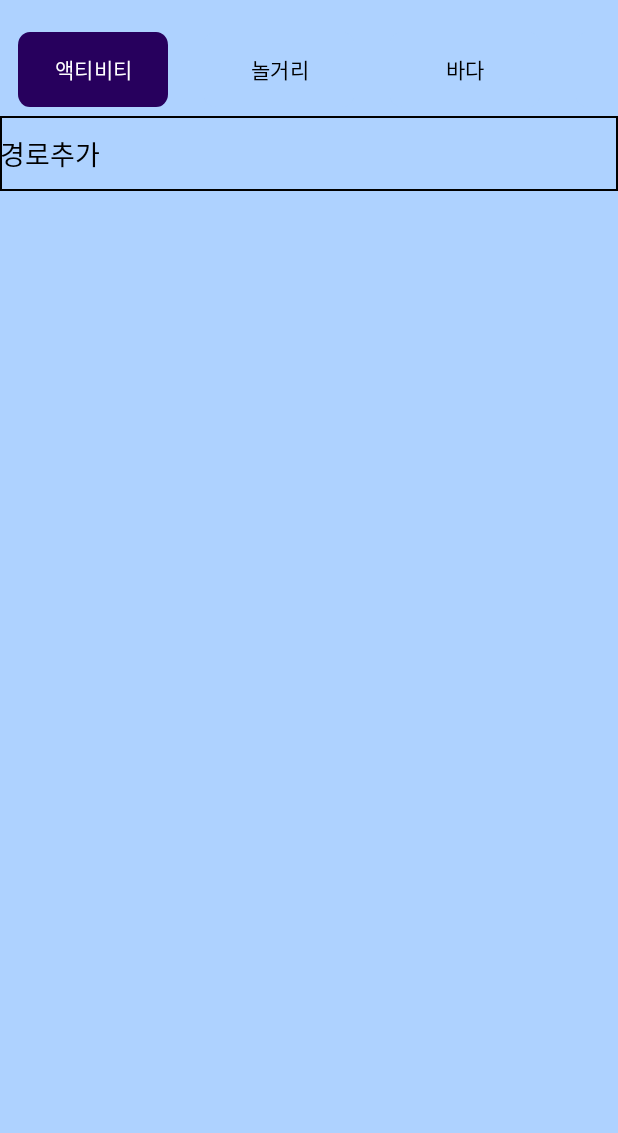
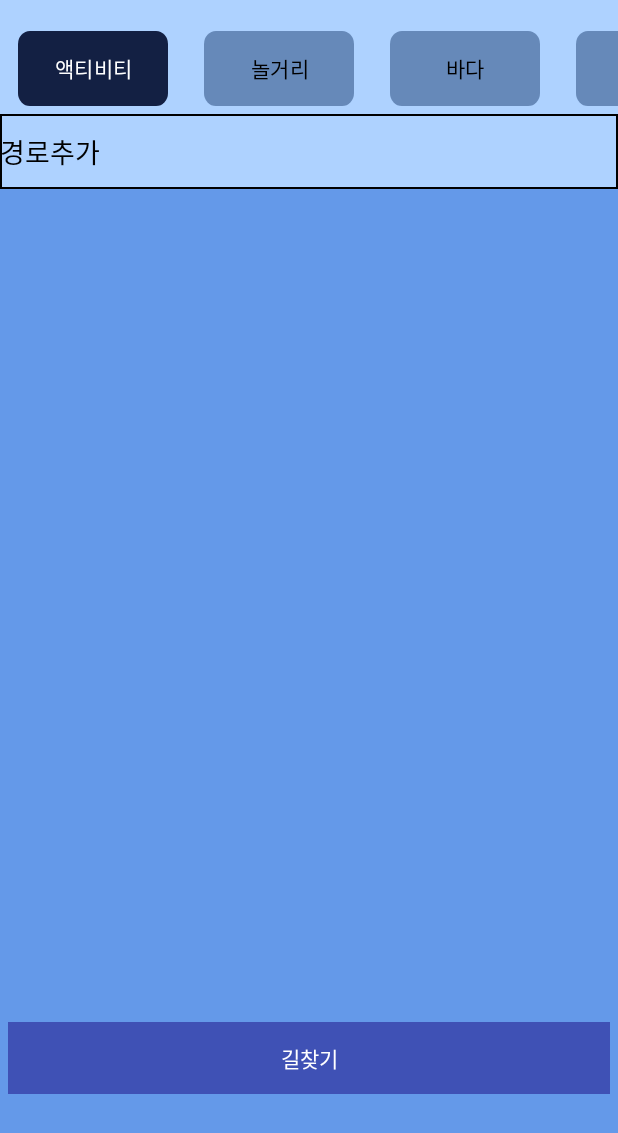
Before and after one commit to lemonmungchi/Test_g, an Android app: the Route_choose screen opened directly, with no data from a screen before it, on a phone screen of 412 x 824 dp. Shown: the top 1133 px of the screen. Run offline under Robolectric (Android 15) with nearby library versions, the phone set to English and light mode, and no system bars.

Commit message:
2번째 화면추가
2번째 화면추가

```diff
--- a/app/src/main/java/com/example/k_contest/HomeActivity.java
+++ b/app/src/main/java/com/example/k_contest/HomeActivity.java
@@ -163,7 +163,7 @@ public class HomeActivity extends AppCompatActivity {
             MapPoint.setOnClickListener(new View.OnClickListener() {
                 @Override
                 public void onClick(View view) {
-                    Intent intent = new Intent(getApplicationContext(), Map_Basic.class);
+                    Intent intent = new Intent(getApplicationContext(), Route_choose.class);
                     intent.putExtra("Start", StartPoint.getText().toString());
                     intent.putExtra("End", EndPoint.getText().toString());
                     intent.putExtra("State",cur_state);
--- a/app/src/main/java/com/example/k_contest/Route_choose.java
+++ b/app/src/main/java/com/example/k_contest/Route_choose.java
@@ -2,13 +2,123 @@ package com.example.k_contest;
 
 import androidx.appcompat.app.AppCompatActivity;
 
+import android.content.Intent;
 import android.os.Bundle;
+import android.view.View;
+import android.widget.Button;
+
+import java.util.Arrays;
+import java.util.Collections;
 
 public class Route_choose extends AppCompatActivity {
+    // 가중치 곱 함수
+    public void multiplyMatix(int[][] newGN, double[][] map) {
+        for(int i = 0; i < 18; i++){
+            for(int j = 0; j < 18; j++) {
+                newGN[i][j] =(int) (newGN[i][j] * map[i][j]);
+            }
+        }
+    }
 
+    int[][] matrixGN = new int[][]{
+            {0,27,Integer.MAX_VALUE,Integer.MAX_VALUE,27,51,Integer.MAX_VALUE,Integer.MAX_VALUE,Integer.MAX_VALUE,
+                    Integer.MAX_VALUE,35,63,Integer.MAX_VALUE,Integer.MAX_VALUE,Integer.MAX_VALUE,31,Integer.MAX_VALUE,Integer.MAX_VALUE},      //창원
+            {27,0,Integer.MAX_VALUE,61,Integer.MAX_VALUE,Integer.MAX_VALUE,Integer.MAX_VALUE,Integer.MAX_VALUE,59,
+                    Integer.MAX_VALUE,Integer.MAX_VALUE,64,Integer.MAX_VALUE,58,50,41,Integer.MAX_VALUE,Integer.MAX_VALUE},      //진주
+            {Integer.MAX_VALUE,Integer.MAX_VALUE,0,Integer.MAX_VALUE,Integer.MAX_VALUE,Integer.MAX_VALUE,100,Integer.MAX_VALUE,Integer.MAX_VALUE,
+                    Integer.MAX_VALUE,Integer.MAX_VALUE,79,Integer.MAX_VALUE,Integer.MAX_VALUE,Integer.MAX_VALUE,Integer.MAX_VALUE,Integer.MAX_VALUE,Integer.MAX_VALUE},   //통영
+            {Integer.MAX_VALUE,61,Integer.MAX_VALUE,0,Integer.MAX_VALUE,Integer.MAX_VALUE,Integer.MAX_VALUE,Integer.MAX_VALUE,Integer.MAX_VALUE,
+                    Integer.MAX_VALUE,Integer.MAX_VALUE,63,22,81,Integer.MAX_VALUE,Integer.MAX_VALUE,Integer.MAX_VALUE,Integer.MAX_VALUE},      //사천
+            {27,Integer.MAX_VALUE,Integer.MAX_VALUE,Integer.MAX_VALUE,0,31,Integer.MAX_VALUE,18,Integer.MAX_VALUE,
+                    Integer.MAX_VALUE,Integer.MAX_VALUE,Integer.MAX_VALUE,Integer.MAX_VALUE,Integer.MAX_VALUE,Integer.MAX_VALUE,Integer.MAX_VALUE,Integer.MAX_VALUE,Integer.MAX_VALUE},      //김해
+            {51,Integer.MAX_VALUE,Integer.MAX_VALUE,Integer.MAX_VALUE,31,0,Integer.MAX_VALUE,38,Integer.MAX_VALUE,
+                    Integer.MAX_VALUE,46,Integer.MAX_VALUE,Integer.MAX_VALUE,Integer.MAX_VALUE,Integer.MAX_VALUE,Integer.MAX_VALUE,Integer.MAX_VALUE,Integer.MAX_VALUE},      //밀양
+            {Integer.MAX_VALUE,Integer.MAX_VALUE,100,Integer.MAX_VALUE,Integer.MAX_VALUE,Integer.MAX_VALUE,0,Integer.MAX_VALUE,Integer.MAX_VALUE,
+                    Integer.MAX_VALUE,Integer.MAX_VALUE,Integer.MAX_VALUE,Integer.MAX_VALUE,Integer.MAX_VALUE,Integer.MAX_VALUE,Integer.MAX_VALUE,Integer.MAX_VALUE,Integer.MAX_VALUE},      //거제
+            {Integer.MAX_VALUE,Integer.MAX_VALUE,Integer.MAX_VALUE,Integer.MAX_VALUE,18,38,Integer.MAX_VALUE,0,Integer.MAX_VALUE,
+                    Integer.MAX_VALUE,Integer.MAX_VALUE,Integer.MAX_VALUE,Integer.MAX_VALUE,Integer.MAX_VALUE,Integer.MAX_VALUE,Integer.MAX_VALUE,Integer.MAX_VALUE,Integer.MAX_VALUE},   //양산
+            {Integer.MAX_VALUE,59,Integer.MAX_VALUE,Integer.MAX_VALUE,Integer.MAX_VALUE,Integer.MAX_VALUE,Integer.MAX_VALUE,Integer.MAX_VALUE,0,
+                    Integer.MAX_VALUE,50,Integer.MAX_VALUE,Integer.MAX_VALUE,Integer.MAX_VALUE,66,30,Integer.MAX_VALUE,28},      //의령
+            {Integer.MAX_VALUE,Integer.MAX_VALUE,Integer.MAX_VALUE,Integer.MAX_VALUE,Integer.MAX_VALUE,Integer.MAX_VALUE,Integer.MAX_VALUE,Integer.MAX_VALUE,Integer.MAX_VALUE,
+                    0,Integer.MAX_VALUE,Integer.MAX_VALUE,Integer.MAX_VALUE,56,85,Integer.MAX_VALUE,29,Integer.MAX_VALUE},      //함양
+            {35,Integer.MAX_VALUE,Integer.MAX_VALUE,Integer.MAX_VALUE,Integer.MAX_VALUE,46,Integer.MAX_VALUE,Integer.MAX_VALUE,50,
+                    Integer.MAX_VALUE,0,Integer.MAX_VALUE,Integer.MAX_VALUE,Integer.MAX_VALUE,Integer.MAX_VALUE,47,Integer.MAX_VALUE,30},      //창녕
+            {63,64,79,63,Integer.MAX_VALUE,Integer.MAX_VALUE,Integer.MAX_VALUE,Integer.MAX_VALUE,Integer.MAX_VALUE,
+                    Integer.MAX_VALUE,Integer.MAX_VALUE,0,Integer.MAX_VALUE,Integer.MAX_VALUE,Integer.MAX_VALUE,Integer.MAX_VALUE,Integer.MAX_VALUE,Integer.MAX_VALUE},      //고성
+            {Integer.MAX_VALUE,Integer.MAX_VALUE,Integer.MAX_VALUE,22,Integer.MAX_VALUE,Integer.MAX_VALUE,Integer.MAX_VALUE,Integer.MAX_VALUE,Integer.MAX_VALUE,
+                    Integer.MAX_VALUE,Integer.MAX_VALUE,Integer.MAX_VALUE,0,70,Integer.MAX_VALUE,Integer.MAX_VALUE,Integer.MAX_VALUE,Integer.MAX_VALUE},   //남해
+            {Integer.MAX_VALUE,58,Integer.MAX_VALUE,81,Integer.MAX_VALUE,Integer.MAX_VALUE,Integer.MAX_VALUE,Integer.MAX_VALUE,Integer.MAX_VALUE,
+                    56,Integer.MAX_VALUE,Integer.MAX_VALUE,70,0,69,Integer.MAX_VALUE,Integer.MAX_VALUE,Integer.MAX_VALUE},      //하동
+            {Integer.MAX_VALUE,50,Integer.MAX_VALUE,Integer.MAX_VALUE,Integer.MAX_VALUE,Integer.MAX_VALUE,Integer.MAX_VALUE,Integer.MAX_VALUE,66,
+                    85,Integer.MAX_VALUE,Integer.MAX_VALUE,Integer.MAX_VALUE,69,0,Integer.MAX_VALUE,30,31},      //산청
+            {31,41,Integer.MAX_VALUE,Integer.MAX_VALUE,Integer.MAX_VALUE,Integer.MAX_VALUE,Integer.MAX_VALUE,Integer.MAX_VALUE,30,
+                    Integer.MAX_VALUE,47,Integer.MAX_VALUE,Integer.MAX_VALUE,Integer.MAX_VALUE,Integer.MAX_VALUE,0,Integer.MAX_VALUE,Integer.MAX_VALUE},      //함안
+            {Integer.MAX_VALUE,Integer.MAX_VALUE,Integer.MAX_VALUE,Integer.MAX_VALUE,Integer.MAX_VALUE,Integer.MAX_VALUE,Integer.MAX_VALUE,Integer.MAX_VALUE,Integer.MAX_VALUE,
+                    29,Integer.MAX_VALUE,Integer.MAX_VALUE,Integer.MAX_VALUE,Integer.MAX_VALUE,30,Integer.MAX_VALUE,0,27},  //거창
+            {Integer.MAX_VALUE,Integer.MAX_VALUE,Integer.MAX_VALUE,Integer.MAX_VALUE,Integer.MAX_VALUE,Integer.MAX_VALUE,Integer.MAX_VALUE,Integer.MAX_VALUE,28,
+                    Integer.MAX_VALUE,30,Integer.MAX_VALUE,Integer.MAX_VALUE,Integer.MAX_VALUE,31,Integer.MAX_VALUE,27,0}      //합천
+    };
+
+    private String[] vertex = {"창원", "진주", "통영", "사천", "김해","밀양", "거제", "양산", "의령",
+            "함양", "창녕", "고성", "남해", "하동", "산청", "함안", "거창", "합천"};
+
+    private double[][] region_position = {
+            {35.2279, 128.6817},        //창원
+            {35.1805, 128.1087},        //진주
+            {34.8542, 128.4330},        //통영
+            {35.0033, 128.0640},        //사천
+            {35.2284, 128.8893},        //김해
+            {35.2284, 128.8893},        //밀양
+            {34.8805, 128.6210},        //거제
+            {35.3469, 129.0374},        //양산
+            {35.3221, 128.2616},        //의령
+            {35.5204, 127.7251},        //함양
+            {35.5445, 128.4922},        //창녕
+            {34.9730, 128.3223},        //고성
+            {34.8375, 127.8926},        //남해
+            {35.0671, 127.7513},        //하동
+            {35.4154, 127.8734},        //산청
+            {35.2723, 128.4065},        //함안
+            {35.6865, 127.9095},        //거창
+            {35.5665, 128.1658}         //합천
+    };
+
+    public int stringToInt(String s) {              // String to Int
+        int x = 0;
+        for (int i = 0; i < vertex.length; i++) {
+            if (vertex[i].equals(s)) x = i;
+        }
+        return x;
+    }
+
+    private Button mapFind;
     @Override
     protected void onCreate(Bundle savedInstanceState) {
         super.onCreate(savedInstanceState);
         setContentView(R.layout.activity_route_choose);
+
+        Intent intent = getIntent();
+        String st = intent.getStringExtra("Start");          //출발지 받아오기
+        String ed = intent.getStringExtra("End");             //목적지 받아오기
+        boolean curs[]= intent.getBooleanArrayExtra("State"); //체크표시 받아오기
+
+        Dijkstra dj=new Dijkstra(18, matrixGN);
+        String[]rot =dj.algorithm(vertex[dj.stringToInt(st)],vertex[dj.stringToInt(ed)]);
+        Collections.reverse(Arrays.asList(rot));
+
+
+
+        mapFind=findViewById(R.id.mapFind);
+
+        mapFind.setOnClickListener(new View.OnClickListener() {
+            @Override
+            public void onClick(View view) {
+                Intent intentTo = new Intent(getApplicationContext(), Map_Basic.class);
+                intent.putExtra("Start", st);
+                intent.putExtra("End", ed);
+                intent.putExtra("State",curs);
+                startActivity(intentTo);
+            }
+        });
     }
 }
--- a/app/src/main/res/drawable/category_button.xml
+++ b/app/src/main/res/drawable/category_button.xml
@@ -5,6 +5,6 @@
     android:viewportHeight="40">
     <path
         android:pathData="M7,0L81,0A7,7 0,0 1,88 7L88,33A7,7 0,0 1,81 40L7,40A7,7 0,0 1,0 33L0,7A7,7 0,0 1,7 0z"
-        android:fillColor="#AED2FF"
+        android:fillColor="#1F4172"
         android:fillAlpha="0.5"/>
 </vector>
--- a/app/src/main/res/drawable/selected_category_button.xml
+++ b/app/src/main/res/drawable/selected_category_button.xml
@@ -5,5 +5,5 @@
     android:viewportHeight="40">
     <path
         android:pathData="M7,0L81,0A7,7 0,0 1,88 7L88,33A7,7 0,0 1,81 40L7,40A7,7 0,0 1,0 33L0,7A7,7 0,0 1,7 0z"
-        android:fillColor="#27005D"/>
+        android:fillColor="#132043"/>
 </vector>
--- a/app/src/main/res/layout/activity_home.xml
+++ b/app/src/main/res/layout/activity_home.xml
@@ -41,7 +41,7 @@
         android:layout_height="wrap_content"
         android:layout_margin="5dp"
         android:background="#27005D"
-        android:text="Search"
+        android:text="여행경로만들기"
         android:textColor="@color/white" />
     <LinearLayout
         android:layout_width="414dp"
--- a/app/src/main/res/layout/activity_route_choose.xml
+++ b/app/src/main/res/layout/activity_route_choose.xml
@@ -12,12 +12,13 @@
     <HorizontalScrollView
         android:id="@+id/categoryScrollView"
         android:layout_width="match_parent"
-        android:layout_height="61dp"
+        android:layout_height="60dp"
         android:layout_marginTop="16dp"
         android:scrollbars="none"
         app:layout_constraintEnd_toEndOf="parent"
         app:layout_constraintHorizontal_bias="0.0"
-        app:layout_constraintStart_toStartOf="parent">
+        app:layout_constraintStart_toStartOf="parent"
+        app:layout_constraintTop_toBottomOf="@+id/linearLayout">
 
         <RadioGroup
             android:id="@+id/themeRadioGroup"
@@ -99,18 +100,19 @@
 
         </RadioGroup>
     </HorizontalScrollView>
-
     <EditText
         android:layout_width="match_parent"
         android:layout_height="50dp"
         android:hint="경로추가"
         android:textColorHint="@color/black"
         android:textColor="@color/black"
-        android:background="@drawable/edge" />
+        android:background="@drawable/edge"
+        android:enabled="false"/>
     <LinearLayout
         android:layout_width="match_parent"
-        android:layout_height="match_parent"
-        android:orientation="vertical">
+        android:layout_height="550dp"
+        android:orientation="vertical"
+        android:background="#6499E9">
 
         <FrameLayout
             android:id="@+id/routeFragment"
@@ -118,4 +120,19 @@
             android:layout_height="match_parent"
             android:layout_weight="2" />
     </LinearLayout>
+    <LinearLayout
+        android:layout_width="match_parent"
+        android:layout_height="match_parent"
+        android:orientation="vertical"
+        android:background="#6499E9">
+
+        <Button
+            android:id="@+id/mapFind"
+            android:layout_width="match_parent"
+            android:layout_height="wrap_content"
+            android:layout_margin="5dp"
+            android:background="#27005D"
+            android:text="길찾기"
+            android:textColor="@color/white" />
+    </LinearLayout>
 </LinearLayout>
```
